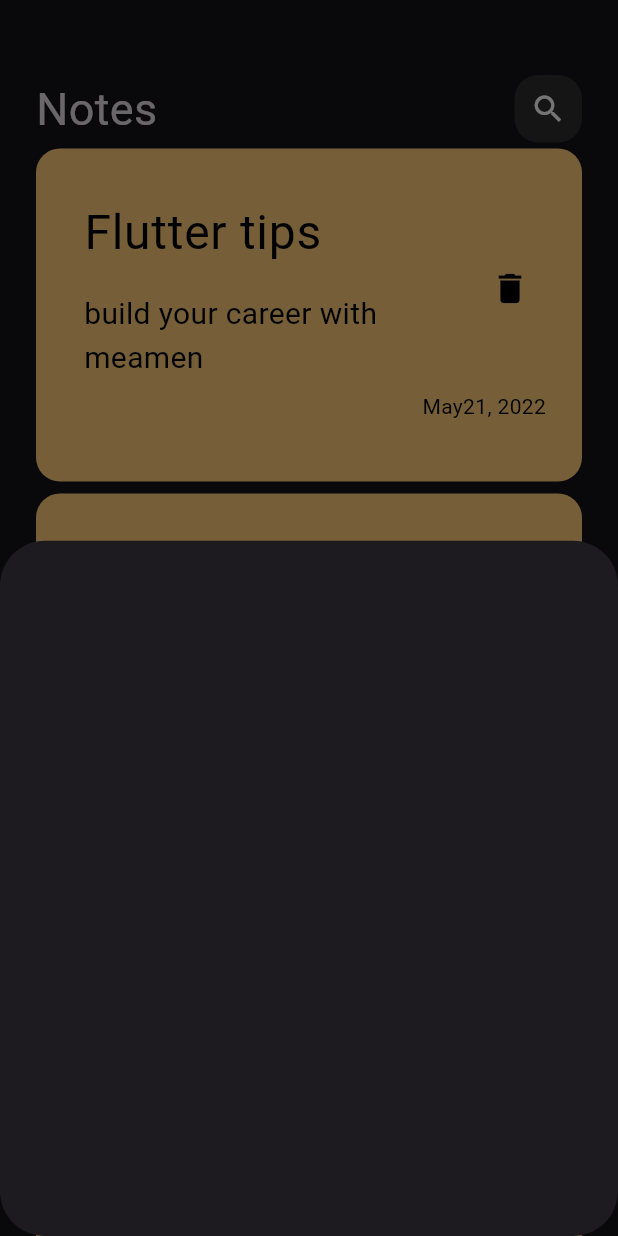
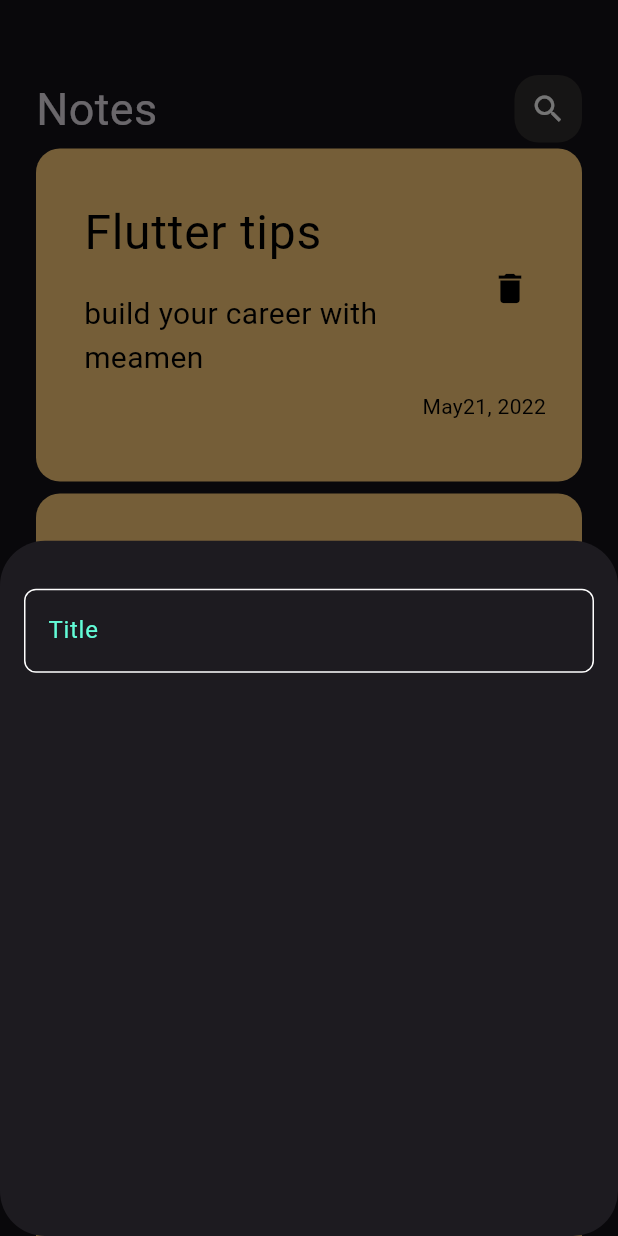
Before and after one commit to mandosalem/notes_app, a Flutter app: the screen it shows after launch, after a tap on the "add" icon, on a phone screen of 412 x 824 dp. Run offline on Flutter 3.47's test engine with Material 3 defaults, Android fonts, the phone set to English and light mode, and no system bars; Roboto replaces fonts that are missing (Poppins).

Commit message:
cfeat custom text field

```diff
--- a/lib/widgets/add_note_bottom_sheet.dart
+++ b/lib/widgets/add_note_bottom_sheet.dart
@@ -1,13 +1,24 @@
 
 
 import 'package:flutter/material.dart';
+import 'package:flutter_module_3/widgets/custom_text_field.dart';
 
 class AddNoteBottomSheet extends StatelessWidget {
   const AddNoteBottomSheet({super.key});
 
   @override
   Widget build(BuildContext context) {
-    return  Container(
+    return  const Padding(
+      padding: EdgeInsets.symmetric(horizontal: 16),
+      child: Column(
+        children: [
+          SizedBox(
+            height: 32,
+          ),
+          CustomTextField(),
+        ],
+
+      ),
     );
   }
 }
--- /dev/null
+++ b/lib/widgets/constants.dart
@@ -0,0 +1,5 @@
+
+
+import 'dart:ui';
+
+const kPrimaryColor = Color(0xff62FCD7);
--- /dev/null
+++ b/lib/widgets/custom_text_field.dart
@@ -0,0 +1,33 @@
+
+
+import 'package:flutter/material.dart';
+import 'package:flutter_module_3/widgets/constants.dart';
+
+class CustomTextField extends StatelessWidget {
+  const CustomTextField({super.key});
+
+  @override
+  Widget build(BuildContext context) {
+    return  TextField(
+      cursorColor: kPrimaryColor,
+      decoration: InputDecoration(
+        hintText: 'Title',
+        hintStyle: const TextStyle(
+          color: kPrimaryColor
+        ),
+        border: buildBorder(),
+        enabledBorder: buildBorder(),
+        focusedBorder: buildBorder(kPrimaryColor),
+      ),
+    );
+  }
+
+  OutlineInputBorder buildBorder([Color]) {
+    return OutlineInputBorder(
+        borderRadius: BorderRadius.circular(8),
+        borderSide: const BorderSide(
+          color: Colors.white
+        ),
+      );
+  }
+}
```
